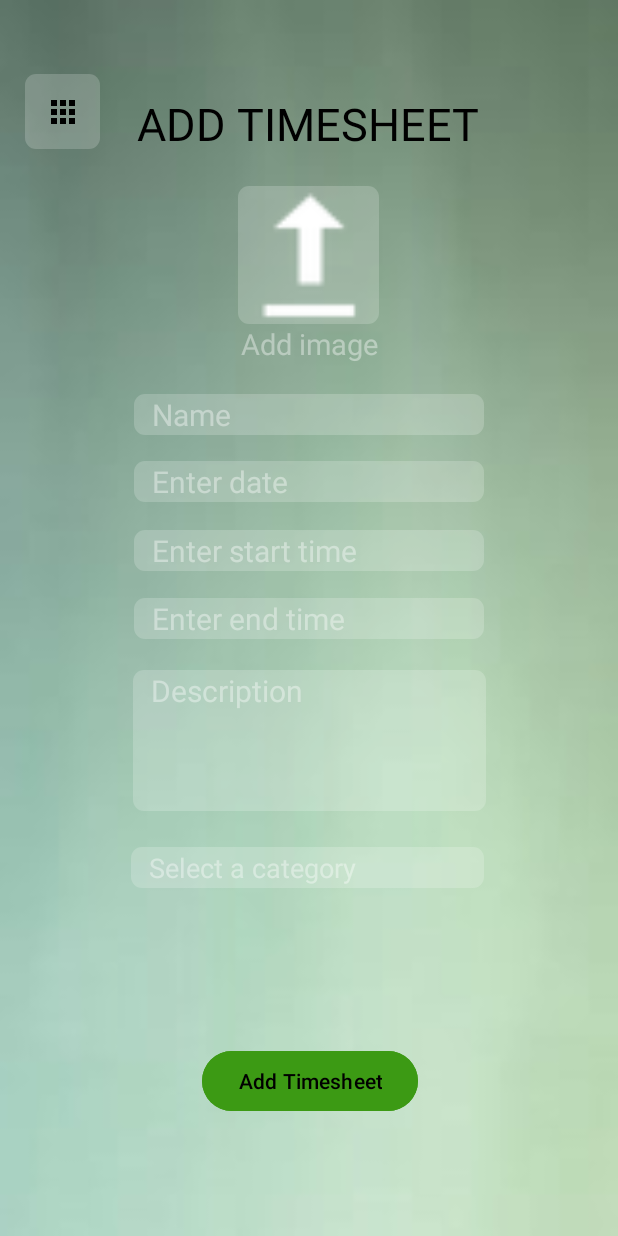
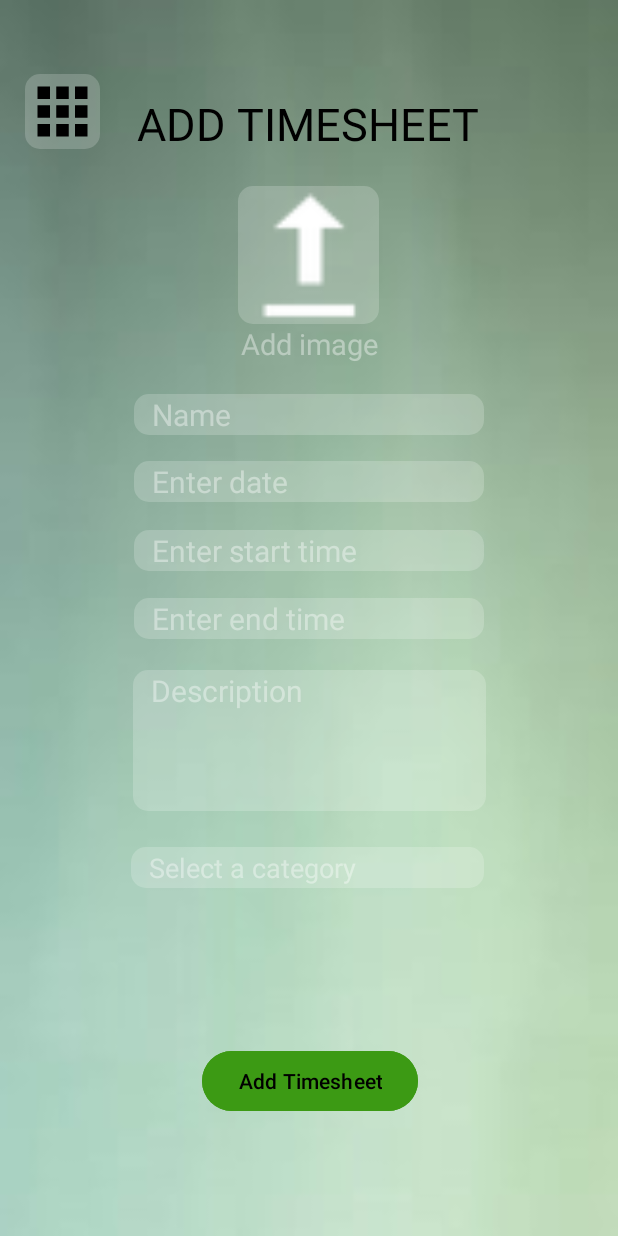
Before and after one commit to TristanStavast/OPSC_Part3, an Android app: the AddTimesheet screen opened directly, with no data from a screen before it, on a phone screen of 412 x 824 dp. Run offline under Robolectric (Android 15) with nearby library versions, the phone set to English and light mode, and no system bars; our stand-ins replace Firebase (no records; nobody signed in at launch, a user with empty details on screens opened directly).

Commit message:
UI changes

```diff
--- a/app/src/main/res/drawable/rounded_corner.xml
+++ b/app/src/main/res/drawable/rounded_corner.xml
@@ -2,8 +2,8 @@
 <shape xmlns:android="http://schemas.android.com/apk/res/android" android:shape="rectangle">
     <solid android:color="#30FFFFFF"/>
 
-    <corners android:topLeftRadius="7dp"
-             android:topRightRadius="7dp"
-             android:bottomLeftRadius="7dp"
-             android:bottomRightRadius="7dp"/>
+    <corners android:topLeftRadius="10dp"
+             android:topRightRadius="10dp"
+             android:bottomLeftRadius="10dp"
+             android:bottomRightRadius="10dp"/>
 </shape>
--- a/app/src/main/res/layout/activity_add_timesheet.xml
+++ b/app/src/main/res/layout/activity_add_timesheet.xml
@@ -224,6 +224,7 @@
             android:layout_marginTop="43dp"
             android:layout_marginEnd="330dp"
             android:layout_marginBottom="635dp"
+            android:scaleType="fitCenter"
             android:background="@drawable/rounded_corner"
             android:src="@drawable/baseline_apps_24"
             app:layout_constraintBottom_toBottomOf="parent"
--- a/app/src/main/res/layout/activity_categories.xml
+++ b/app/src/main/res/layout/activity_categories.xml
@@ -21,6 +21,7 @@
             android:layout_marginTop="43dp"
             android:layout_marginEnd="330dp"
             android:layout_marginBottom="635dp"
+            android:scaleType="fitCenter"
             android:background="@drawable/rounded_corner"
             android:src="@drawable/baseline_apps_24"
             app:layout_constraintBottom_toBottomOf="parent"
--- a/app/src/main/res/layout/activity_home.xml
+++ b/app/src/main/res/layout/activity_home.xml
@@ -105,6 +105,7 @@
             android:layout_marginTop="43dp"
             android:layout_marginEnd="330dp"
             android:layout_marginBottom="635dp"
+            android:scaleType="fitCenter"
             android:background="@drawable/rounded_corner"
             android:src="@drawable/baseline_apps_24"
             app:layout_constraintBottom_toBottomOf="parent"
--- a/app/src/main/res/layout/activity_profile.xml
+++ b/app/src/main/res/layout/activity_profile.xml
@@ -70,6 +70,7 @@
             android:layout_marginTop="43dp"
             android:layout_marginEnd="330dp"
             android:layout_marginBottom="635dp"
+            android:scaleType="fitCenter"
             android:background="@drawable/rounded_corner"
             android:src="@drawable/baseline_apps_24"
             app:layout_constraintBottom_toBottomOf="parent"
--- a/app/src/main/res/layout/activity_reports.xml
+++ b/app/src/main/res/layout/activity_reports.xml
@@ -21,6 +21,7 @@
             android:layout_marginTop="43dp"
             android:layout_marginEnd="330dp"
             android:layout_marginBottom="635dp"
+            android:scaleType="fitCenter"
             android:background="@drawable/rounded_corner"
             android:src="@drawable/baseline_apps_24"
             app:layout_constraintBottom_toBottomOf="parent"
--- a/app/src/main/res/layout/activity_settings.xml
+++ b/app/src/main/res/layout/activity_settings.xml
@@ -21,6 +21,7 @@
             android:layout_marginTop="43dp"
             android:layout_marginEnd="330dp"
             android:layout_marginBottom="635dp"
+            android:scaleType="fitCenter"
             android:background="@drawable/rounded_corner"
             android:src="@drawable/baseline_apps_24"
             app:layout_constraintBottom_toBottomOf="parent"
--- a/app/src/main/res/layout/activity_timer.xml
+++ b/app/src/main/res/layout/activity_timer.xml
@@ -90,6 +90,7 @@
             android:layout_marginTop="43dp"
             android:layout_marginEnd="330dp"
             android:layout_marginBottom="635dp"
+            android:scaleType="fitCenter"
             android:background="@drawable/rounded_corner"
             android:src="@drawable/baseline_apps_24"
             app:layout_constraintBottom_toBottomOf="parent"
--- a/app/src/main/res/layout/activity_timesheet_list.xml
+++ b/app/src/main/res/layout/activity_timesheet_list.xml
@@ -71,6 +71,7 @@
             android:layout_marginTop="43dp"
             android:layout_marginEnd="330dp"
             android:layout_marginBottom="635dp"
+            android:scaleType="fitCenter"
             android:background="@drawable/rounded_corner"
             android:src="@drawable/baseline_apps_24"
             app:layout_constraintBottom_toBottomOf="parent"
```
